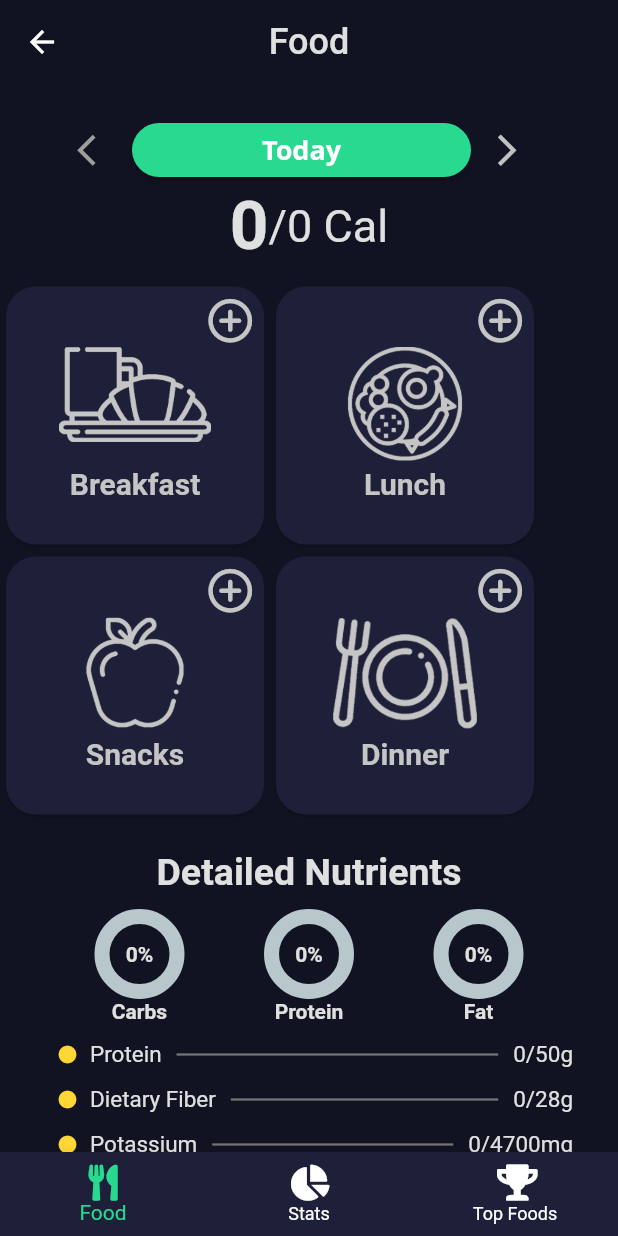
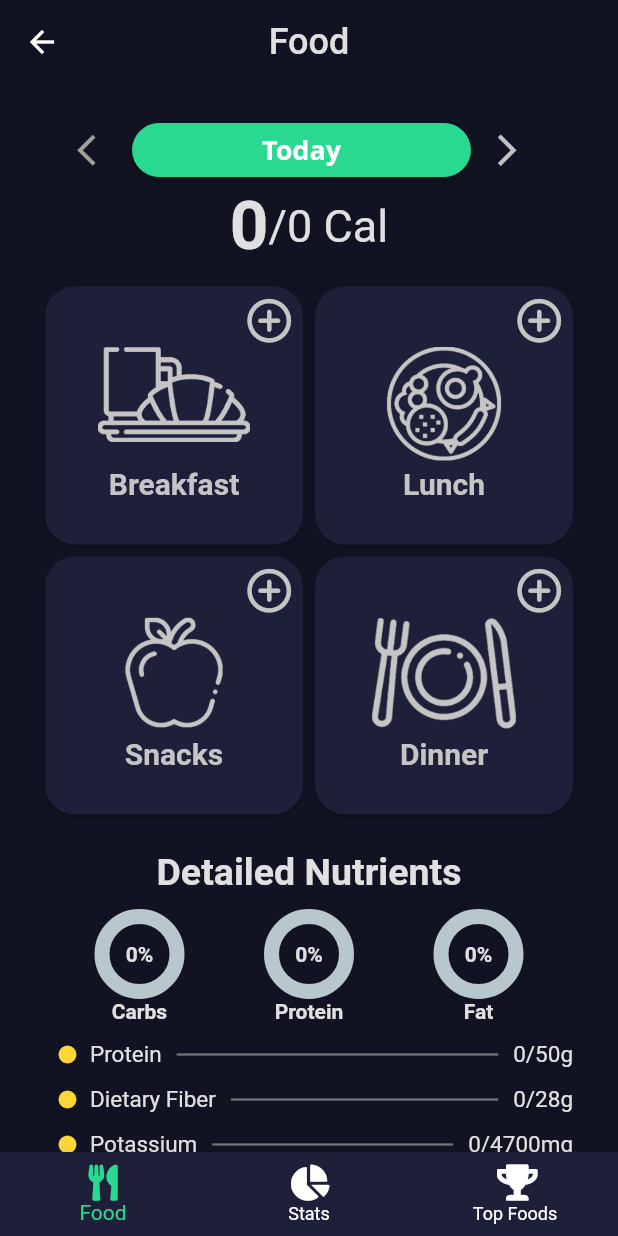
Before and after one commit to noChillGrandma/Senzu, a Flutter app: the screen it shows once a user with an empty profile is signed in, after a tap on "🥗 Food Tracker", on a phone screen of 412 x 824 dp. Run offline on Flutter 3.47's test engine with Material 2 defaults, Android fonts, the light colour scheme and no system bars; drawn by our look-alikes of percent_indicator; our stand-ins replace cloud_firestore, firebase_auth, firebase_core, flutter_spinkit, font_awesome_flutter; accounts and stored records are empty; Roboto replaces fonts that are missing (Open Sans).

Commit message:
Fixed meals visuals and added Vitamin D to summary
- Added Vitamin D to summary
- Fixed padding on Meals summary

```diff
--- a/lib/screens/food_tracker/food_tracker.dart
+++ b/lib/screens/food_tracker/food_tracker.dart
@@ -267,6 +267,7 @@ class _FoodOverviewState extends State<FoodOverview> {
           Container(
             // padding: EdgeInsets.fromLTRB(15, 15.0, 15.0, 15.0),
             child: Row(
+              mainAxisAlignment: MainAxisAlignment.center,
               children: <Widget>[
                 Column(
                   children: <Widget>[
@@ -831,6 +832,7 @@ Widget _buildNutrientsTotal(BuildContext context, AsyncSnapshot<QuerySnapshot> s
   final potassiumSum = documents.fold(0, (s, n) => s + n['potassium']);
   final vitaminASum = documents.fold(0, (s, n) => s + n['vitaminA']);
   final vitaminCSum = documents.fold(0, (s, n) => s + n['vitaminC']);
+  final vitaminDSum = documents.fold(0, (s, n) => s + n['vitaminD']);
   final calciumSum = documents.fold(0, (s, n) => s + n['calcium']);
   final ironSum = documents.fold(0, (s, n) => s + n['iron']);
   final saturatedFatSum = documents.fold(0, (s, n) => s + n['saturatedFat']);
@@ -933,6 +935,24 @@ Widget _buildNutrientsTotal(BuildContext context, AsyncSnapshot<QuerySnapshot> s
                   ),
                   Text('${vitaminCSum.toStringAsFixed(0)}', style: textColor.copyWith(fontSize: 15)),
                   Text('/${vitaminCDailyValue}mg', style: textColor.copyWith(fontSize: 15)),
+                ]),
+                Row(children: <Widget>[
+                  Padding(
+                    padding: const EdgeInsets.all(8.0),
+                    child: Builder(builder: (context){
+                      if (vitaminDSum > vitaminDDailyValue) {
+                        return goodIntakeIcon;
+                      } else {
+                        return lowIntakeIcon;
+                      }
+                    }),
+                  ),
+                  Text('Vitamin D', style: textColor.copyWith(fontSize: 15)),
+                  Expanded(
+                    child: nutrientsDivider
+                  ),
+                  Text('${vitaminDSum.toStringAsFixed(0)}', style: textColor.copyWith(fontSize: 15)),
+                  Text('/${vitaminDDailyValue}mg', style: textColor.copyWith(fontSize: 15)),
                 ]),
                 Row(children: <Widget>[
                   Padding(
--- a/lib/screens/food_tracker/ui/food_shelf/food_details.dart
+++ b/lib/screens/food_tracker/ui/food_shelf/food_details.dart
@@ -174,6 +174,11 @@ class _FoodDetailsState extends State<FoodDetails> {
    _vitaminCIntake(){
      var vitaminCIntake = (int.parse(portionSizeController.text) / widget.servingSizeValue) * widget.vitaminCValue;
      return vitaminCIntake.toInt();
+   }
+
+      _vitaminDIntake(){
+     var vitaminDIntake = (int.parse(portionSizeController.text) / widget.servingSizeValue) * widget.vitaminDValue;
+     return vitaminDIntake.toInt();
    }
 
    breakfastCalories(){
@@ -777,6 +782,7 @@ class _FoodDetailsState extends State<FoodDetails> {
       "potassium": _potassiumIntake(),
       "vitaminA": _vitaminAIntake(),
       "vitaminC": _vitaminCIntake(),
+      "vitaminD": _vitaminDIntake(),
       "weekNo": getWeekNumber(widget.selectedDateSecondStep),
       "month": cleanMonthFormat(widget.selectedDateSecondStep.toString()),
       "year": cleanYearFormat(widget.selectedDateSecondStep.toString()),
```
